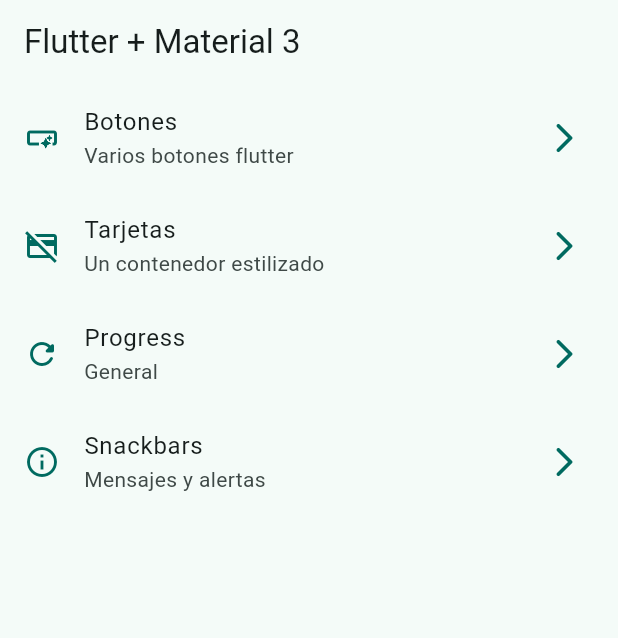
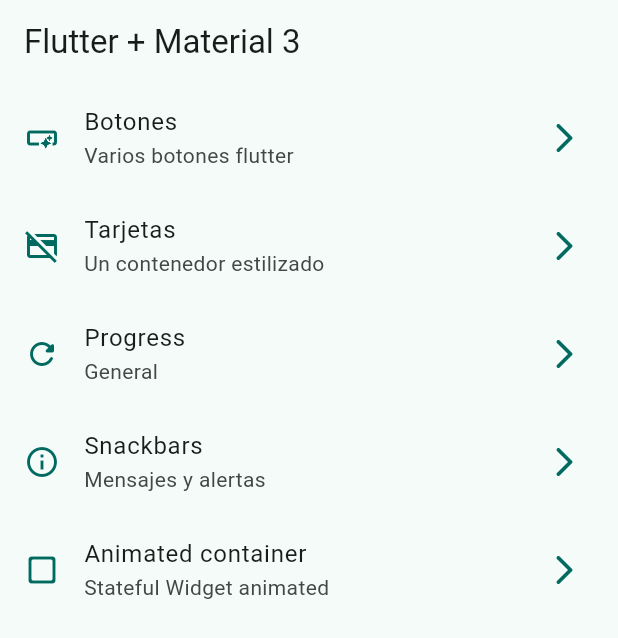
Before and after one commit to i-licona/widgets_app, a Flutter app: the screen it shows after launch, on a phone screen of 412 x 824 dp. Shown: the top 638 px of the screen. Run offline on Flutter 3.47's test engine with Material 2 defaults, Android fonts, the phone set to English and light mode, and no system bars; our stand-ins replace go_router.

Commit message:
inicio de container animated

```diff
--- a/lib/config/menu/menu_item.dart
+++ b/lib/config/menu/menu_item.dart
@@ -38,5 +38,11 @@ const appMenuItems = <MenuItem> [
   subTitle: 'Mensajes y alertas',
   link: '/snackbars',
   icon: Icons.info_outline
+  ),
+  MenuItem(
+    title: 'Animated container',
+    subTitle: 'Stateful Widget animated',
+    link: '/animated',
+    icon: Icons.check_box_outline_blank_rounded
   )
 ];
--- a/lib/config/router/app_router.dart
+++ b/lib/config/router/app_router.dart
@@ -29,6 +29,11 @@ final appRouter = GoRouter(
       name: SnackBarScreen.name,
       path: '/snackbars',
       builder: (context, state) => const SnackBarScreen(),
+    ),
+    GoRoute(
+      name: AnimatedScreen.name,
+      path: '/animated',
+      builder: (context, state) => const AnimatedScreen()
     )
   ]
 );
```
Also changed, not shown: lib/presentation/screens/animated/animated_screen.dart (+26 -1 lines).
